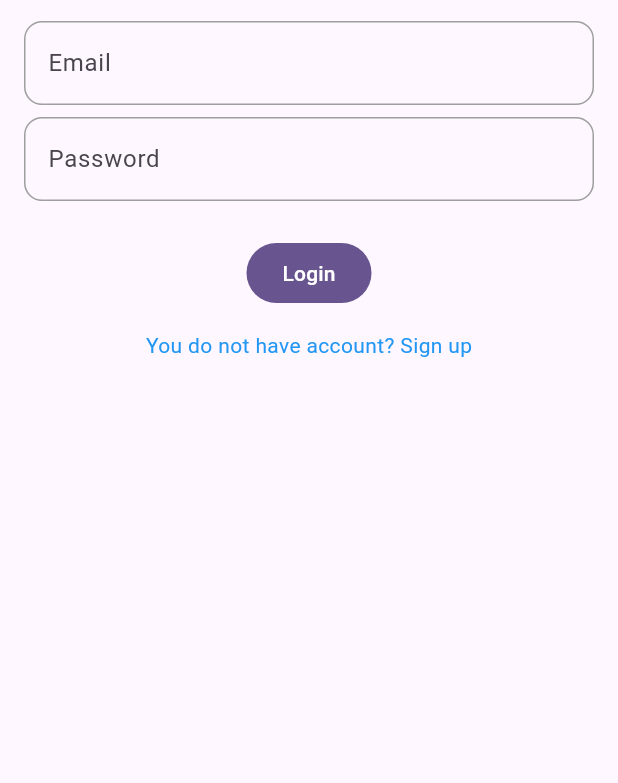
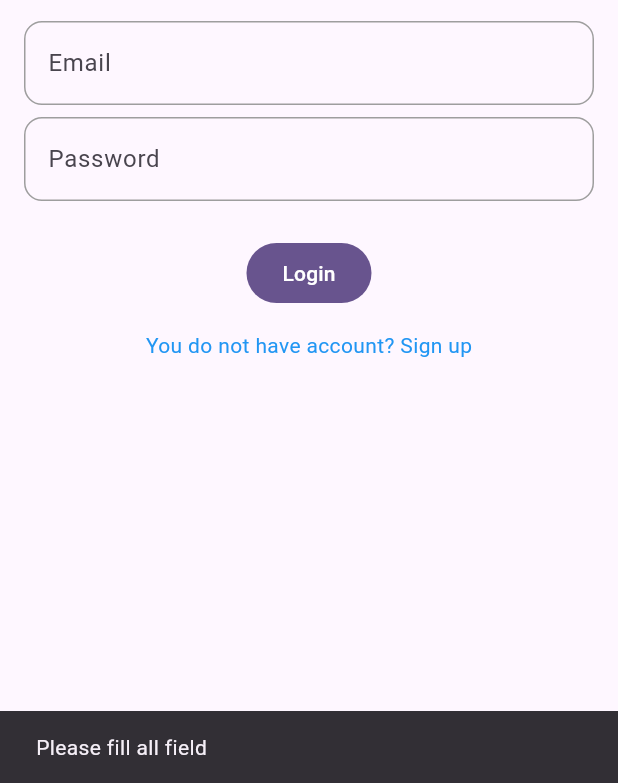
Before and after one commit to VangThao1905/notehub, a Flutter app: the screen it shows after launch, after a tap on "Login", on a phone screen of 412 x 824 dp, the part 453-1236 px from its top. Run offline on Flutter 3.47's test engine with Material 3 defaults, Android fonts, the phone set to English and light mode, and no system bars; our stand-ins replace dartz, firebase_auth, firebase_core, flutter_bloc, flutter_easyloading, freezed_annotation and 2 more; accounts and stored records are empty.

Commit message:
implement sign in

```diff
--- a/notehub_app/lib/domain/auth/i_auth_repo.dart
+++ b/notehub_app/lib/domain/auth/i_auth_repo.dart
@@ -5,4 +5,9 @@ abstract class IAuthRepo {
     required String email,
     required String password,
   });
+
+  Future<Option<String>> signIn({
+    required String email,
+    required String password,
+  });
 }
--- a/notehub_app/lib/main.dart
+++ b/notehub_app/lib/main.dart
@@ -1,4 +1,5 @@
 import 'package:flutter/material.dart';
+import 'package:flutter_easyloading/flutter_easyloading.dart';
 import 'package:notehub_app/presentation/splash/splash_page.dart';
 import 'package:firebase_core/firebase_core.dart';
 import 'core/injectable.dart';
@@ -23,6 +24,7 @@ class MyApp extends StatelessWidget {
         colorScheme: ColorScheme.fromSeed(seedColor: Colors.deepPurple),
       ),
       home: SplashPage(),
+      builder: EasyLoading.init(),
     );
   }
 }
--- a/notehub_app/lib/presentation/authen/login_page.dart
+++ b/notehub_app/lib/presentation/authen/login_page.dart
@@ -1,4 +1,11 @@
+import 'dart:developer';
+
 import 'package:flutter/material.dart';
+import 'package:flutter_bloc/flutter_bloc.dart';
+import 'package:flutter_easyloading/flutter_easyloading.dart' show EasyLoading;
+import 'package:get_it/get_it.dart';
+import 'package:notehub_app/application/auth/auth_cubit.dart';
+import 'package:notehub_app/application/auth/auth_state.dart';
 import 'package:notehub_app/core/extensions.dart';
 import 'package:notehub_app/presentation/authen/sign_up_page.dart';
 
@@ -16,6 +23,8 @@ class _LoginPageState extends State<LoginPage> {
   final FocusNode _emailNode = FocusNode();
   final FocusNode _passwordNode = FocusNode();
 
+  final AuthCubit _authCubit = GetIt.I.get<AuthCubit>();
+
   @override
   Widget build(BuildContext context) {
     return GestureDetector(
@@ -25,10 +34,25 @@ class _LoginPageState extends State<LoginPage> {
       child: Scaffold(
         body: Padding(
           padding: const EdgeInsets.all(16.0),
-          child: Column(
+          child: BlocConsumer<AuthCubit, AuthState>(
+            bloc: _authCubit,
+            listener: (context, state) {
+              log('listener:$state');
+              if (state.isShowLoading) {
+                EasyLoading.show();
+              } else {
+                EasyLoading.dismiss();
+              }
+            },
+            listenWhen: (pre,curr) => pre != curr,
+            builder: (context, state) {
+              return Column(
                 mainAxisAlignment: MainAxisAlignment.center,
                 children: [
-              Text('Welcome to NoteHub', style: TextStyle(color: Colors.blue)),
+                  Text(
+                    'Welcome to NoteHub',
+                    style: TextStyle(color: Colors.blue),
+                  ),
                   SizedBox(height: 14),
                   TextFormField(
                     autovalidateMode: AutovalidateMode.onUserInteraction,
@@ -103,13 +127,43 @@ class _LoginPageState extends State<LoginPage> {
                     },
                   ),
                   SizedBox(height: 24),
-              FilledButton(onPressed: () {}, child: Text('Login')),
+                  FilledButton(
+                    onPressed: () async {
+                      String email = _emailController.text.trim();
+                      String password = _passwordController.text.trim();
+
+                      if (email.isNotEmpty && password.isNotEmpty) {
+                        /// Sign in
+                        String signInMessage = await _authCubit.signIn(
+                          email: email,
+                          password: password,
+                        );
+
+                        if (signInMessage.isEmpty) {
+                          ScaffoldMessenger.of(context).showSnackBar(
+                            SnackBar(content: Text('Sign up success')),
+                          );
+                        } else {
+                          ScaffoldMessenger.of(context).showSnackBar(
+                            SnackBar(content: Text(signInMessage)),
+                          );
+                        }
+                      } else {
+                        ScaffoldMessenger.of(context).showSnackBar(
+                          SnackBar(content: Text('Please fill all field')),
+                        );
+                      }
+                    },
+                    child: Text('Login'),
+                  ),
                   SizedBox(height: 14),
                   InkWell(
                     onTap: () {
                       Navigator.push(
                         context,
-                    MaterialPageRoute(builder: (context) => const SignUpPage()),
+                        MaterialPageRoute(
+                          builder: (context) => const SignUpPage(),
+                        ),
                       );
                     },
                     child: Text(
@@ -118,6 +172,8 @@ class _LoginPageState extends State<LoginPage> {
                     ),
                   ),
                 ],
+              );
+            },
           ),
         ),
       ),
```
Also changed, not shown: notehub_app/lib/application/auth/auth_cubit.dart (+21 -0 lines), notehub_app/lib/infrastructure/auth/auth_repo_impl.dart (+27 -0 lines). Lines whose indentation alone changed are shown as unchanged.
